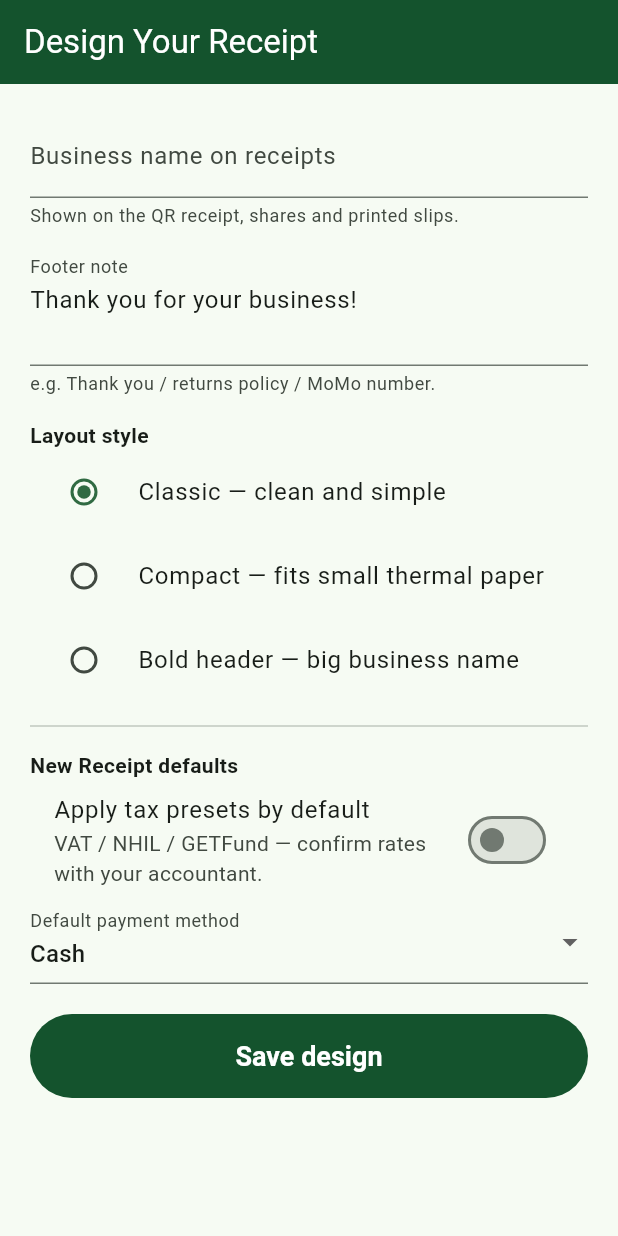
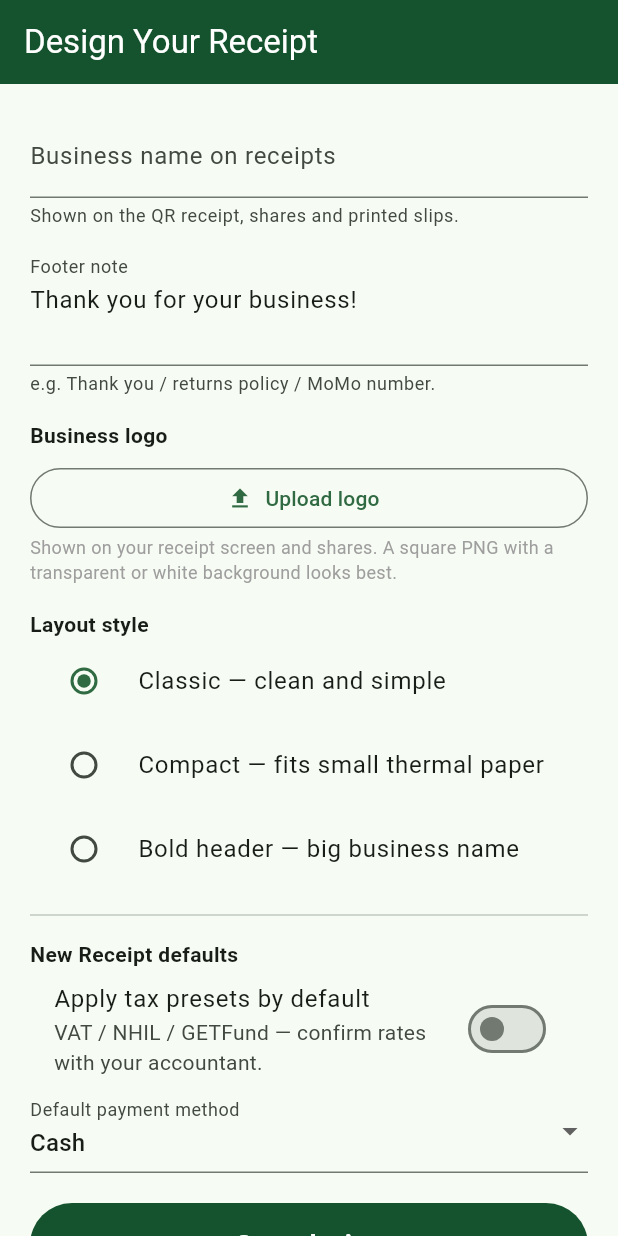
Before and after one commit to BuiltByDennis/CA, a Flutter app: the DesignReceiptScreen screen opened by its route, on a phone screen of 412 x 824 dp. Run offline on Flutter 3.47's test engine with Material 3 defaults, Android fonts, the phone set to English and light mode, and no system bars; our stand-ins replace drift, flutter_riverpod, flutter_secure_storage, go_router, image_picker, permission_handler and 3 more; missing offline and left inert: cryptography, esc_pos_utils_plus, google_mlkit_text_recognition, mobile_scanner, print_bluetooth_thermal; accounts and stored records are empty; generated files the repository leaves out were written again.

Commit message:
CA update: lib/features/seller_manual/design_screen.dart

```diff
--- a/lib/features/seller_manual/design_screen.dart
+++ b/lib/features/seller_manual/design_screen.dart
@@ -1,4 +1,7 @@
+import 'dart:io';
 import 'package:flutter/material.dart';
+import 'package:image_picker/image_picker.dart';
+import 'package:path_provider/path_provider.dart';
 import '../../core/design/receipt_design.dart';
 import '../../core/services.dart';
 
@@ -18,6 +21,7 @@ class _DesignReceiptScreenState extends State<DesignReceiptScreen> {
   String _payment = 'Cash';
   int _style = 0;
   bool _loaded = false;
+  String? _logoPath;
 
   @override
   void initState() {
@@ -35,8 +39,19 @@ class _DesignReceiptScreenState extends State<DesignReceiptScreen> {
       _taxDefault = d?.applyTaxByDefault ?? false;
       _payment = d?.defaultPayment ?? 'Cash';
       _style = d?.style ?? 0;
+      _logoPath = d?.logoPath;
       _loaded = true;
     });
+  }
+
+  Future<void> _pickLogo() async {
+    final picked = await ImagePicker().pickImage(source: ImageSource.gallery, imageQuality: 90);
+    if (picked == null) return;
+    final dir = await getApplicationDocumentsDirectory();
+    final ext = picked.path.contains('.') ? picked.path.split('.').last : 'png';
+    final dest = File('${dir.path}/business_logo.$ext');
+    await dest.writeAsBytes(await picked.readAsBytes());
+    if (mounted) setState(() => _logoPath = dest.path);
   }
 
   Future<void> _save() async {
@@ -46,6 +61,7 @@ class _DesignReceiptScreenState extends State<DesignReceiptScreen> {
       applyTaxByDefault: _taxDefault,
       defaultPayment: _payment,
       style: _style,
+      logoPath: _logoPath,
     ));
     if (mounted) {
       ScaffoldMessenger.of(context).showSnackBar(
@@ -68,6 +84,26 @@ class _DesignReceiptScreenState extends State<DesignReceiptScreen> {
                     decoration: const InputDecoration(
                         labelText: 'Footer note',
                         helperText: 'e.g. Thank you / returns policy / MoMo number.')),
+                const SizedBox(height: 16),
+                const Text('Business logo', style: TextStyle(fontWeight: FontWeight.bold)),
+                const SizedBox(height: 8),
+                if (_logoPath != null && File(_logoPath!).existsSync())
+                  Column(children: [
+                    Image.file(File(_logoPath!), height: 84),
+                    TextButton.icon(
+                      icon: const Icon(Icons.delete_outline),
+                      label: const Text('Remove logo'),
+                      onPressed: () => setState(() => _logoPath = null),
+                    ),
+                  ])
+                else
+                  OutlinedButton.icon(
+                    icon: const Icon(Icons.upload),
+                    label: const Text('Upload logo'),
+                    onPressed: _pickLogo,
+                  ),
+                const Text('Shown on your receipt screen and shares. A square PNG with a transparent or white background looks best.',
+                    style: TextStyle(fontSize: 12, color: Colors.grey)),
                 const SizedBox(height: 16),
                 const Text('Layout style', style: TextStyle(fontWeight: FontWeight.bold)),
                 RadioGroup<int>(
```
